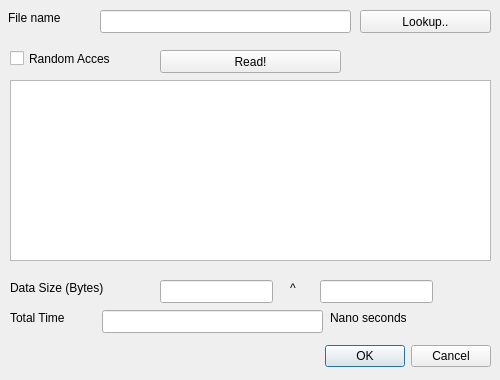
yunhasnawa/DEExp, file DEExp/readdatadialog.ui: the form before one commit.
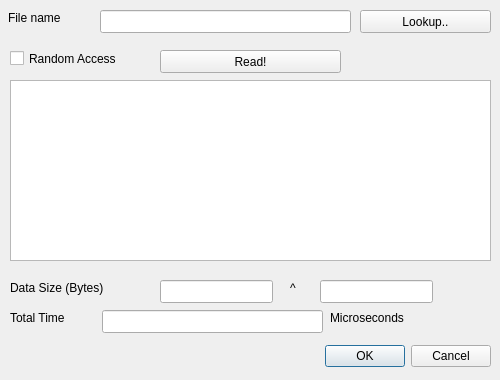
The form after the commit.

What changed in the file:
```diff
--- a/DEExp/readdatadialog.ui
+++ b/DEExp/readdatadialog.ui
@@ -167,7 +167,7 @@
     </rect>
    </property>
    <property name="text">
-    <string>Nano seconds</string>
+    <string>Microseconds</string>
    </property>
   </widget>
   <widget class="QCheckBox" name="checkBox">
@@ -175,7 +175,7 @@
     <rect>
      <x>10</x>
      <y>50</y>
-     <width>101</width>
+     <width>141</width>
      <height>17</height>
     </rect>
    </property>
```
Left out of the diff: 2 changed lines with no effect on the pictures.
